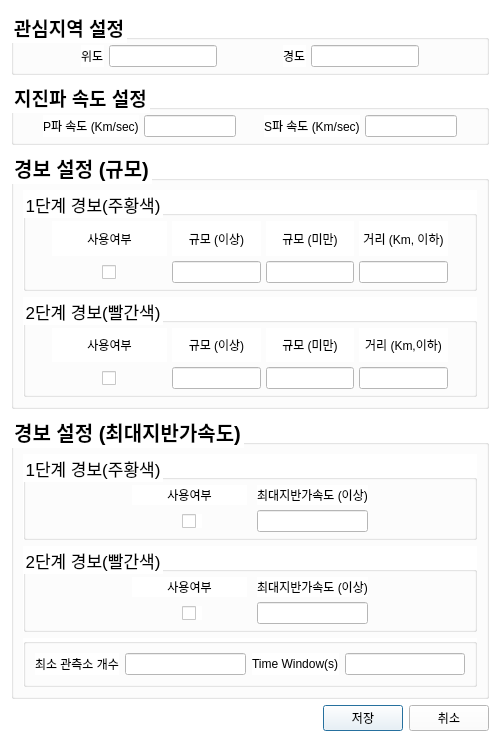
Above: configuration.ui from hayoungdaddy/KGOM before the change. Below: the same form after it.
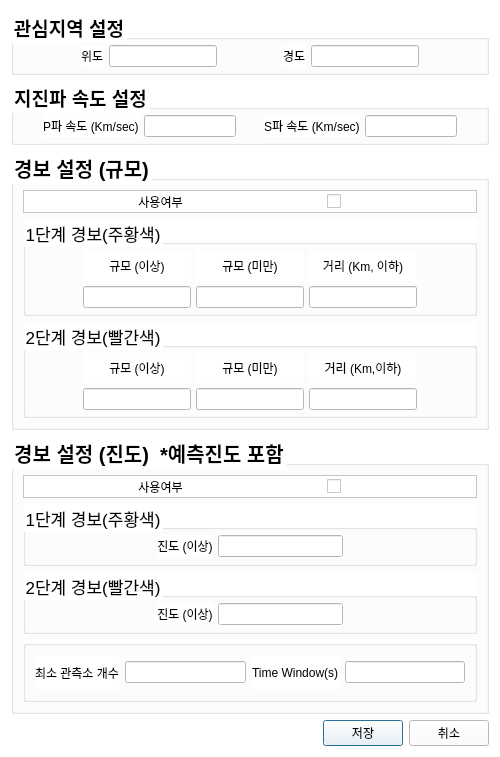
That is the form after the change.

Patch:
```diff
--- a/configuration.ui
+++ b/configuration.ui
@@ -7,7 +7,7 @@
     <x>0</x>
     <y>0</y>
     <width>500</width>
-    <height>742</height>
+    <height>757</height>
    </rect>
   </property>
   <property name="windowTitle">
@@ -244,7 +244,200 @@
       <string>경보 설정 (규모)</string>
      </property>
      <layout class="QGridLayout" name="gridLayout_3">
-      <item row="0" column="0">
+      <item row="4" column="0">
+       <widget class="QGroupBox" name="groupBox_8">
+        <property name="font">
+         <font>
+          <pointsize>13</pointsize>
+         </font>
+        </property>
+        <property name="title">
+         <string>2단계 경보(빨간색)</string>
+        </property>
+        <layout class="QVBoxLayout" name="verticalLayout_7">
+         <property name="spacing">
+          <number>5</number>
+         </property>
+         <property name="leftMargin">
+          <number>5</number>
+         </property>
+         <property name="topMargin">
+          <number>5</number>
+         </property>
+         <property name="rightMargin">
+          <number>5</number>
+         </property>
+         <property name="bottomMargin">
+          <number>5</number>
+         </property>
+         <item>
+          <layout class="QGridLayout" name="gridLayout_12">
+           <item row="0" column="2">
+            <widget class="QLabel" name="label_48">
+             <property name="text">
+              <string>규모 (미만)</string>
+             </property>
+             <property name="alignment">
+              <set>Qt::AlignCenter</set>
+             </property>
+            </widget>
+           </item>
+           <item row="0" column="4">
+            <spacer name="horizontalSpacer_15">
+             <property name="orientation">
+              <enum>Qt::Horizontal</enum>
+             </property>
+             <property name="sizeHint" stdset="0">
+              <size>
+               <width>40</width>
+               <height>20</height>
+              </size>
+             </property>
+            </spacer>
+           </item>
+           <item row="0" column="3">
+            <widget class="QLabel" name="label_46">
+             <property name="text">
+              <string>거리 (Km,이하)</string>
+             </property>
+             <property name="alignment">
+              <set>Qt::AlignCenter</set>
+             </property>
+            </widget>
+           </item>
+           <item row="0" column="1">
+            <widget class="QLabel" name="label_49">
+             <property name="text">
+              <string>규모 (이상)</string>
+             </property>
+             <property name="alignment">
+              <set>Qt::AlignCenter</set>
+             </property>
+            </widget>
+           </item>
+           <item row="1" column="2">
+            <widget class="QLineEdit" name="level2AlertMaxMagLE">
+             <property name="alignment">
+              <set>Qt::AlignCenter</set>
+             </property>
+            </widget>
+           </item>
+           <item row="1" column="3">
+            <widget class="QLineEdit" name="level2AlertDistLE">
+             <property name="alignment">
+              <set>Qt::AlignCenter</set>
+             </property>
+            </widget>
+           </item>
+           <item row="0" column="0">
+            <spacer name="horizontalSpacer_9">
+             <property name="orientation">
+              <enum>Qt::Horizontal</enum>
+             </property>
+             <property name="sizeHint" stdset="0">
+              <size>
+               <width>40</width>
+               <height>20</height>
+              </size>
+             </property>
+            </spacer>
+           </item>
+           <item row="1" column="1">
+            <widget class="QLineEdit" name="level2AlertMinMagLE">
+             <property name="alignment">
+              <set>Qt::AlignCenter</set>
+             </property>
+            </widget>
+           </item>
+          </layout>
+         </item>
+        </layout>
+       </widget>
+      </item>
+      <item row="2" column="0">
+       <widget class="QFrame" name="frame">
+        <property name="minimumSize">
+         <size>
+          <width>0</width>
+          <height>23</height>
+         </size>
+        </property>
+        <property name="maximumSize">
+         <size>
+          <width>16777215</width>
+          <height>23</height>
+         </size>
+        </property>
+        <property name="frameShape">
+         <enum>QFrame::StyledPanel</enum>
+        </property>
+        <property name="frameShadow">
+         <enum>QFrame::Raised</enum>
+        </property>
+        <layout class="QHBoxLayout" name="horizontalLayout_4">
+         <property name="spacing">
+          <number>0</number>
+         </property>
+         <property name="leftMargin">
+          <number>20</number>
+         </property>
+         <property name="topMargin">
+          <number>0</number>
+         </property>
+         <property name="rightMargin">
+          <number>20</number>
+         </property>
+         <property name="bottomMargin">
+          <number>0</number>
+         </property>
+         <item>
+          <widget class="QLabel" name="label_21">
+           <property name="sizePolicy">
+            <sizepolicy hsizetype="Fixed" vsizetype="Preferred">
+             <horstretch>0</horstretch>
+             <verstretch>0</verstretch>
+            </sizepolicy>
+           </property>
+           <property name="minimumSize">
+            <size>
+             <width>115</width>
+             <height>0</height>
+            </size>
+           </property>
+           <property name="text">
+            <string>사용여부</string>
+           </property>
+           <property name="alignment">
+            <set>Qt::AlignCenter</set>
+           </property>
+          </widget>
+         </item>
+         <item>
+          <widget class="QCheckBox" name="magAlertUseCB">
+           <property name="sizePolicy">
+            <sizepolicy hsizetype="Fixed" vsizetype="Fixed">
+             <horstretch>0</horstretch>
+             <verstretch>0</verstretch>
+            </sizepolicy>
+           </property>
+           <property name="minimumSize">
+            <size>
+             <width>115</width>
+             <height>0</height>
+            </size>
+           </property>
+           <property name="styleSheet">
+            <string notr="true">margin-left:50%; margin-right:50%;</string>
+           </property>
+           <property name="text">
+            <string/>
+           </property>
+          </widget>
+         </item>
+        </layout>
+       </widget>
+      </item>
+      <item row="3" column="0">
        <widget class="QGroupBox" name="groupBox_7">
         <property name="font">
          <font>
@@ -272,6 +465,20 @@
          </property>
          <item>
           <layout class="QGridLayout" name="gridLayout_11">
+           <item row="1" column="4">
+            <widget class="QLineEdit" name="level1AlertDistLE">
+             <property name="alignment">
+              <set>Qt::AlignCenter</set>
+             </property>
+            </widget>
+           </item>
+           <item row="1" column="2">
+            <widget class="QLineEdit" name="level1AlertMinMagLE">
+             <property name="alignment">
+              <set>Qt::AlignCenter</set>
+             </property>
+            </widget>
+           </item>
            <item row="0" column="3">
             <widget class="QLabel" name="label_43">
              <property name="text">
@@ -282,6 +489,19 @@
              </property>
             </widget>
            </item>
+           <item row="0" column="0">
+            <spacer name="horizontalSpacer_13">
+             <property name="orientation">
+              <enum>Qt::Horizontal</enum>
+             </property>
+             <property name="sizeHint" stdset="0">
+              <size>
+               <width>40</width>
+               <height>20</height>
+              </size>
+             </property>
+            </spacer>
+           </item>
            <item row="0" column="2">
             <widget class="QLabel" name="label_44">
              <property name="text">
@@ -292,35 +512,6 @@
              </property>
             </widget>
            </item>
-           <item row="1" column="1">
-            <widget class="QCheckBox" name="level1AlertUseCB">
-             <property name="sizePolicy">
-              <sizepolicy hsizetype="Fixed" vsizetype="Fixed">
-               <horstretch>0</horstretch>
-               <verstretch>0</verstretch>
-              </sizepolicy>
-             </property>
-             <property name="minimumSize">
-              <size>
-               <width>115</width>
-               <height>0</height>
-              </size>
-             </property>
-             <property name="styleSheet">
-              <string notr="true">margin-left:50%; margin-right:50%;</string>
-             </property>
-             <property name="text">
-              <string/>
-             </property>
-            </widget>
-           </item>
-           <item row="1" column="2">
-            <widget class="QLineEdit" name="level1AlertMinMagLE">
-             <property name="alignment">
-              <set>Qt::AlignCenter</set>
-             </property>
-            </widget>
-           </item>
            <item row="1" column="3">
             <widget class="QLineEdit" name="level1AlertMaxMagLE">
              <property name="alignment">
@@ -328,35 +519,6 @@
              </property>
             </widget>
            </item>
-           <item row="1" column="4">
-            <widget class="QLineEdit" name="level1AlertDistLE">
-             <property name="alignment">
-              <set>Qt::AlignCenter</set>
-             </property>
-            </widget>
-           </item>
-           <item row="0" column="1">
-            <widget class="QLabel" name="label_21">
-             <property name="sizePolicy">
-              <sizepolicy hsizetype="Fixed" vsizetype="Preferred">
-               <horstretch>0</horstretch>
-               <verstretch>0</verstretch>
-              </sizepolicy>
-             </property>
-             <property name="minimumSize">
-              <size>
-               <width>115</width>
-               <height>0</height>
-              </size>
-             </property>
-             <property name="text">
-              <string>사용여부</string>
-             </property>
-             <property name="alignment">
-              <set>Qt::AlignCenter</set>
-             </property>
-            </widget>
-           </item>
            <item row="0" column="4">
             <widget class="QLabel" name="label_45">
              <property name="text">
@@ -367,19 +529,6 @@
              </property>
             </widget>
            </item>
-           <item row="0" column="0">
-            <spacer name="horizontalSpacer_13">
-             <property name="orientation">
-              <enum>Qt::Horizontal</enum>
-             </property>
-             <property name="sizeHint" stdset="0">
-              <size>
-               <width>40</width>
-               <height>20</height>
-              </size>
-             </property>
-            </spacer>
-           </item>
            <item row="0" column="5">
             <spacer name="horizontalSpacer_14">
              <property name="orientation">
@@ -398,160 +547,6 @@
         </layout>
        </widget>
       </item>
-      <item row="1" column="0">
-       <widget class="QGroupBox" name="groupBox_8">
-        <property name="font">
-         <font>
-          <pointsize>13</pointsize>
-         </font>
-        </property>
-        <property name="title">
-         <string>2단계 경보(빨간색)</string>
-        </property>
-        <layout class="QVBoxLayout" name="verticalLayout_7">
-         <property name="spacing">
-          <number>5</number>
-         </property>
-         <property name="leftMargin">
-          <number>5</number>
-         </property>
-         <property name="topMargin">
-          <number>5</number>
-         </property>
-         <property name="rightMargin">
-          <number>5</number>
-         </property>
-         <property name="bottomMargin">
-          <number>5</number>
-         </property>
-         <item>
-          <layout class="QGridLayout" name="gridLayout_12">
-           <item row="0" column="4">
-            <widget class="QLabel" name="label_46">
-             <property name="text">
-              <string>거리 (Km,이하)</string>
-             </property>
-             <property name="alignment">
-              <set>Qt::AlignCenter</set>
-             </property>
-            </widget>
-           </item>
-           <item row="0" column="1">
-            <widget class="QLabel" name="label_47">
-             <property name="sizePolicy">
-              <sizepolicy hsizetype="Fixed" vsizetype="Preferred">
-               <horstretch>0</horstretch>
-               <verstretch>0</verstretch>
-              </sizepolicy>
-             </property>
-             <property name="minimumSize">
-              <size>
-               <width>115</width>
-               <height>0</height>
-              </size>
-             </property>
-             <property name="text">
-              <string>사용여부</string>
-             </property>
-             <property name="alignment">
-              <set>Qt::AlignCenter</set>
-             </property>
-            </widget>
-           </item>
-           <item row="0" column="3">
-            <widget class="QLabel" name="label_48">
-             <property name="text">
-              <string>규모 (미만)</string>
-             </property>
-             <property name="alignment">
-              <set>Qt::AlignCenter</set>
-             </property>
-            </widget>
-           </item>
-           <item row="0" column="2">
-            <widget class="QLabel" name="label_49">
-             <property name="text">
-              <string>규모 (이상)</string>
-             </property>
-             <property name="alignment">
-              <set>Qt::AlignCenter</set>
-             </property>
-            </widget>
-           </item>
-           <item row="1" column="2">
-            <widget class="QLineEdit" name="level2AlertMinMagLE">
-             <property name="alignment">
-              <set>Qt::AlignCenter</set>
-             </property>
-            </widget>
-           </item>
-           <item row="1" column="4">
-            <widget class="QLineEdit" name="level2AlertDistLE">
-             <property name="alignment">
-              <set>Qt::AlignCenter</set>
-             </property>
-            </widget>
-           </item>
-           <item row="1" column="1">
-            <widget class="QCheckBox" name="level2AlertUseCB">
-             <property name="sizePolicy">
-              <sizepolicy hsizetype="Fixed" vsizetype="Fixed">
-               <horstretch>0</horstretch>
-               <verstretch>0</verstretch>
-              </sizepolicy>
-             </property>
-             <property name="minimumSize">
-              <size>
-               <width>115</width>
-               <height>0</height>
-              </size>
-             </property>
-             <property name="styleSheet">
-              <string notr="true">margin-left:50%; margin-right:50%;</string>
-             </property>
-             <property name="text">
-              <string/>
-             </property>
-            </widget>
-           </item>
-           <item row="1" column="3">
-            <widget class="QLineEdit" name="level2AlertMaxMagLE">
-             <property name="alignment">
-              <set>Qt::AlignCenter</set>
-             </property>
-            </widget>
-           </item>
-           <item row="0" column="0">
-            <spacer name="horizontalSpacer_9">
-             <property name="orientation">
-              <enum>Qt::Horizontal</enum>
-             </property>
-             <property name="sizeHint" stdset="0">
-              <size>
-               <width>40</width>
-               <height>20</height>
-              </size>
-             </property>
-            </spacer>
-           </item>
-           <item row="0" column="5">
-            <spacer name="horizontalSpacer_15">
-             <property name="orientation">
-              <enum>Qt::Horizontal</enum>
-             </property>
-             <property name="sizeHint" stdset="0">
-              <size>
-               <width>40</width>
-               <height>20</height>
-              </size>
-             </property>
-            </spacer>
-           </item>
-          </layout>
-         </item>
-        </layout>
-       </widget>
-      </item>
      </layout>
     </widget>
    </item>
@@ -571,130 +566,10 @@
       </font>
      </property>
      <property name="title">
-      <string>경보 설정 (최대지반가속도)</string>
+      <string>경보 설정 (진도)  *예측진도 포함</string>
      </property>
      <layout class="QGridLayout" name="gridLayout_2">
       <item row="1" column="0">
-       <widget class="QGroupBox" name="groupBox_17">
-        <property name="font">
-         <font>
-          <pointsize>13</pointsize>
-         </font>
-        </property>
-        <property name="title">
-         <string>2단계 경보(빨간색)</string>
-        </property>
-        <layout class="QVBoxLayout" name="verticalLayout_15">
-         <property name="spacing">
-          <number>5</number>
-         </property>
-         <property name="leftMargin">
-          <number>5</number>
-         </property>
-         <property name="topMargin">
-          <number>5</number>
-         </property>
-         <property name="rightMargin">
-          <number>5</number>
-         </property>
-         <property name="bottomMargin">
-          <number>5</number>
-         </property>
-         <item>
-          <layout class="QGridLayout" name="gridLayout_20">
-           <item row="1" column="2">
-            <widget class="QLineEdit" name="level2AlertPGALE">
-             <property name="alignment">
-              <set>Qt::AlignCenter</set>
-             </property>
-            </widget>
-           </item>
-           <item row="0" column="3">
-            <spacer name="horizontalSpacer_28">
-             <property name="orientation">
-              <enum>Qt::Horizontal</enum>
-             </property>
-             <property name="sizeHint" stdset="0">
-              <size>
-               <width>40</width>
-               <height>20</height>
-              </size>
-             </property>
-            </spacer>
-           </item>
-           <item row="0" column="2">
-            <widget class="QLabel" name="label_77">
-             <property name="text">
-              <string>최대지반가속도 (이상)</string>
-             </property>
-             <property name="alignment">
-              <set>Qt::AlignCenter</set>
-             </property>
-            </widget>
-           </item>
-           <item row="1" column="1">
-            <widget class="QCheckBox" name="level2AlertUsePGACB">
-             <property name="sizePolicy">
-              <sizepolicy hsizetype="Fixed" vsizetype="Fixed">
-               <horstretch>0</horstretch>
-               <verstretch>0</verstretch>
-              </sizepolicy>
-             </property>
-             <property name="minimumSize">
-              <size>
-               <width>115</width>
-               <height>0</height>
-              </size>
-             </property>
-             <property name="styleSheet">
-              <string notr="true">margin-left:50%; margin-right:50%;</string>
-             </property>
-             <property name="text">
-              <string/>
-             </property>
-            </widget>
-           </item>
-           <item row="0" column="0">
-            <spacer name="horizontalSpacer_27">
-             <property name="orientation">
-              <enum>Qt::Horizontal</enum>
-             </property>
-             <property name="sizeHint" stdset="0">
-              <size>
-               <width>40</width>
-               <height>20</height>
-              </size>
-             </property>
-            </spacer>
-           </item>
-           <item row="0" column="1">
-            <widget class="QLabel" name="label_75">
-             <property name="sizePolicy">
-              <sizepolicy hsizetype="Fixed" vsizetype="Preferred">
-               <horstretch>0</horstretch>
-               <verstretch>0</verstretch>
-              </sizepolicy>
-             </property>
-             <property name="minimumSize">
-              <size>
-               <width>115</width>
-               <height>0</height>
-              </size>
-             </property>
-             <property name="text">
-              <string>사용여부</string>
-             </property>
-             <property name="alignment">
-              <set>Qt::AlignCenter</set>
-             </property>
-            </widget>
-           </item>
-          </layout>
-         </item>
-        </layout>
-       </widget>
-      </item>
-      <item row="0" column="0">
        <widget class="QGroupBox" name="groupBox_16">
         <property name="font">
          <font>
@@ -722,17 +597,37 @@
          </property>
          <item>
           <layout class="QGridLayout" name="gridLayout_19">
+           <item row="0" column="0">
+            <spacer name="horizontalSpacer_25">
+             <property name="orientation">
+              <enum>Qt::Horizontal</enum>
+             </property>
+             <property name="sizeHint" stdset="0">
+              <size>
+               <width>40</width>
+               <height>20</height>
+              </size>
+             </property>
+            </spacer>
+           </item>
+           <item row="0" column="4">
+            <widget class="QLineEdit" name="level1AlertINTENLE">
+             <property name="alignment">
+              <set>Qt::AlignCenter</set>
+             </property>
+            </widget>
+           </item>
            <item row="0" column="2">
             <widget class="QLabel" name="label_72">
              <property name="text">
-              <string>최대지반가속도 (이상)</string>
+              <string>진도 (이상)</string>
              </property>
              <property name="alignment">
               <set>Qt::AlignCenter</set>
              </property>
             </widget>
            </item>
-           <item row="0" column="3">
+           <item row="0" column="5">
             <spacer name="horizontalSpacer_26">
              <property name="orientation">
               <enum>Qt::Horizontal</enum>
@@ -745,76 +640,12 @@
              </property>
             </spacer>
            </item>
-           <item row="0" column="0">
-            <spacer name="horizontalSpacer_25">
-             <property name="orientation">
-              <enum>Qt::Horizontal</enum>
-             </property>
-             <property name="sizeHint" stdset="0">
-              <size>
-               <width>40</width>
-               <height>20</height>
-              </size>
-             </property>
-            </spacer>
-           </item>
-           <item row="0" column="1">
-            <widget class="QLabel" name="label_25">
-             <property name="sizePolicy">
-              <sizepolicy hsizetype="Fixed" vsizetype="Preferred">
-               <horstretch>0</horstretch>
-               <verstretch>0</verstretch>
-              </sizepolicy>
-             </property>
-             <property name="minimumSize">
-              <size>
-               <width>115</width>
-               <height>0</height>
-              </size>
-             </property>
-             <property name="text">
-              <string>사용여부</string>
-             </property>
-             <property name="alignment">
-              <set>Qt::AlignCenter</set>
-             </property>
-            </widget>
-           </item>
-           <item row="1" column="2">
-            <widget class="QLineEdit" name="level1AlertPGALE">
-             <property name="alignment">
-              <set>Qt::AlignCenter</set>
-             </property>
-            </widget>
-           </item>
-           <item row="1" column="1">
-            <widget class="QCheckBox" name="level1AlertUsePGACB">
-             <property name="sizePolicy">
-              <sizepolicy hsizetype="Fixed" vsizetype="Fixed">
-               <horstretch>0</horstretch>
-               <verstretch>0</verstretch>
-              </sizepolicy>
-             </property>
-             <property name="minimumSize">
-              <size>
-               <width>115</width>
-               <height>0</height>
-              </size>
-             </property>
-             <property name="styleSheet">
-              <string notr="true">margin-left:50%; margin-right:50%;</string>
-             </property>
-             <property name="text">
-              <string/>
-             </property>
-            </widget>
-           </item>
           </layout>
          </item>
         </layout>
        </widget>
       </item>
-      <item row="2" column="0">
+      <item row="3" column="0">
        <widget class="QGroupBox" name="groupBox_2">
         <property name="title">
          <string/>
@@ -851,6 +682,165 @@
         </layout>
        </widget>
       </item>
+      <item row="2" column="0">
+       <widget class="QGroupBox" name="groupBox_17">
+        <property name="font">
+         <font>
+          <pointsize>13</pointsize>
+         </font>
+        </property>
+        <property name="title">
+         <string>2단계 경보(빨간색)</string>
+        </property>
+        <layout class="QVBoxLayout" name="verticalLayout_15">
+         <property name="spacing">
+          <number>5</number>
+         </property>
+         <property name="leftMargin">
+          <number>5</number>
+         </property>
+         <property name="topMargin">
+          <number>5</number>
+         </property>
+         <property name="rightMargin">
+          <number>5</number>
+         </property>
+         <property name="bottomMargin">
+          <number>5</number>
+         </property>
+         <item>
+          <layout class="QGridLayout" name="gridLayout_20">
+           <item row="0" column="0">
+            <spacer name="horizontalSpacer_27">
+             <property name="orientation">
+              <enum>Qt::Horizontal</enum>
+             </property>
+             <property name="sizeHint" stdset="0">
+              <size>
+               <width>40</width>
+               <height>20</height>
+              </size>
+             </property>
+            </spacer>
+           </item>
+           <item row="0" column="1">
+            <widget class="QLabel" name="label_77">
+             <property name="text">
+              <string>진도 (이상)</string>
+             </property>
+             <property name="alignment">
+              <set>Qt::AlignCenter</set>
+             </property>
+            </widget>
+           </item>
+           <item row="0" column="3">
+            <spacer name="horizontalSpacer_28">
+             <property name="orientation">
+              <enum>Qt::Horizontal</enum>
+             </property>
+             <property name="sizeHint" stdset="0">
+              <size>
+               <width>40</width>
+               <height>20</height>
+              </size>
+             </property>
+            </spacer>
+           </item>
+           <item row="0" column="2">
+            <widget class="QLineEdit" name="level2AlertINTENLE">
+             <property name="alignment">
+              <set>Qt::AlignCenter</set>
+             </property>
+            </widget>
+           </item>
+          </layout>
+         </item>
+        </layout>
+       </widget>
+      </item>
+      <item row="0" column="0">
+       <widget class="QFrame" name="frame_2">
+        <property name="minimumSize">
+         <size>
+          <width>0</width>
+          <height>23</height>
+         </size>
+        </property>
+        <property name="maximumSize">
+         <size>
+          <width>16777215</width>
+          <height>23</height>
+         </size>
+        </property>
+        <property name="frameShape">
+         <enum>QFrame::StyledPanel</enum>
+        </property>
+        <property name="frameShadow">
+         <enum>QFrame::Raised</enum>
+        </property>
+        <layout class="QHBoxLayout" name="horizontalLayout_5">
+         <property name="spacing">
+          <number>0</number>
+         </property>
+         <property name="leftMargin">
+          <number>20</number>
+         </property>
+         <property name="topMargin">
+          <number>0</number>
+         </property>
+         <property name="rightMargin">
+          <number>20</number>
+         </property>
+         <property name="bottomMargin">
+          <number>0</number>
+         </property>
+         <item>
+          <widget class="QLabel" name="label_25">
+           <property name="sizePolicy">
+            <sizepolicy hsizetype="Fixed" vsizetype="Preferred">
+             <horstretch>0</horstretch>
+             <verstretch>0</verstretch>
+            </sizepolicy>
+           </property>
+           <property name="minimumSize">
+            <size>
+             <width>115</width>
+             <height>0</height>
+            </size>
+           </property>
+           <property name="text">
+            <string>사용여부</string>
+           </property>
+           <property name="alignment">
+            <set>Qt::AlignCenter</set>
+           </property>
+          </widget>
+         </item>
+         <item>
+          <widget class="QCheckBox" name="intenAlertUseCB">
+           <property name="sizePolicy">
+            <sizepolicy hsizetype="Fixed" vsizetype="Fixed">
+             <horstretch>0</horstretch>
+             <verstretch>0</verstretch>
+            </sizepolicy>
+           </property>
+           <property name="minimumSize">
+            <size>
+             <width>115</width>
+             <height>0</height>
+            </size>
+           </property>
+           <property name="styleSheet">
+            <string notr="true">margin-left:50%; margin-right:50%;</string>
+           </property>
+           <property name="text">
+            <string/>
+           </property>
+          </widget>
+         </item>
+        </layout>
+       </widget>
+      </item>
      </layout>
     </widget>
    </item>
```
Left out of the diff: 2 changed lines with no effect on the pictures.
